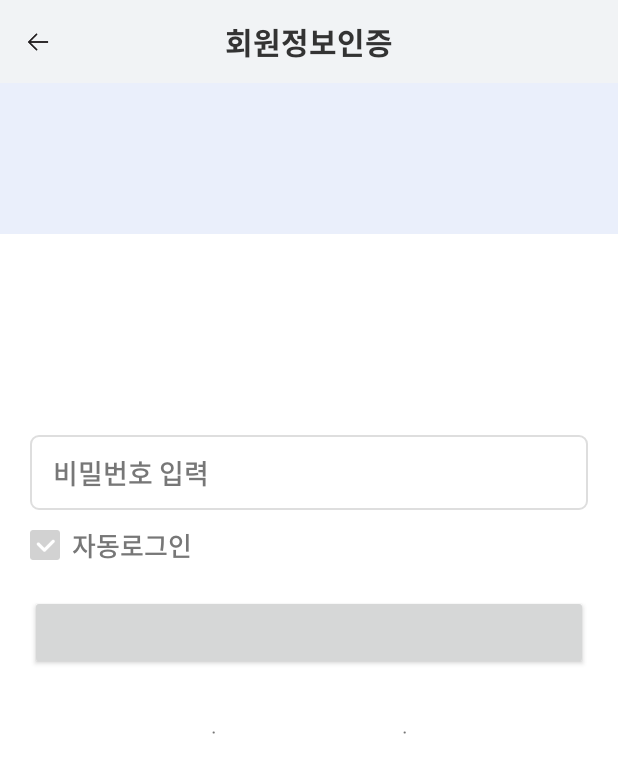
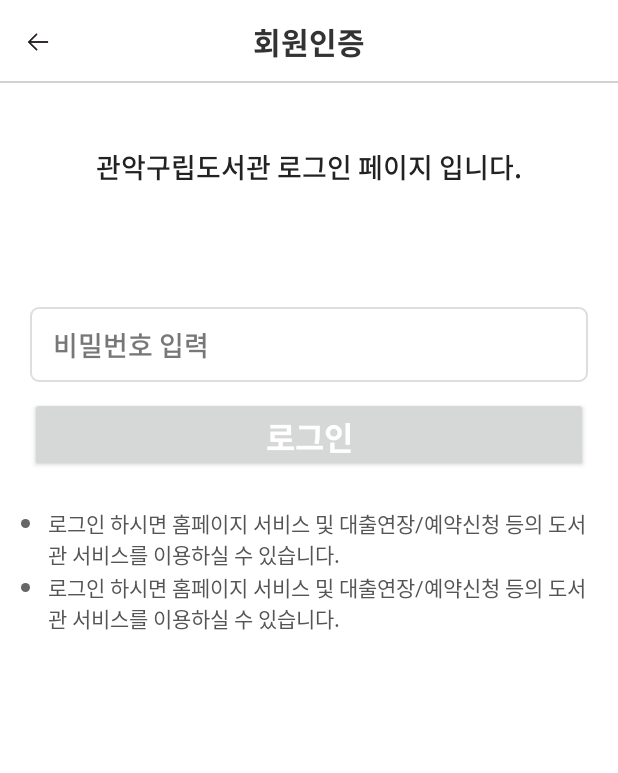
Before and after one commit to hohoyjh123/kalib, an Android app: the LoginActivity screen opened directly, with no data from a screen before it, on a phone screen of 412 x 824 dp. Shown: the top 773 px of the screen. Run offline under Robolectric (Android 15) with nearby library versions, the phone set to English and light mode, and no system bars; our stand-ins replace EventBus, RxJava, data binding; libraries missing offline, so code that uses them is left out: com.orhanobut.logger, jp.wasabeef.glide; network calls fail; pictures from the network do not load; 9 statements that could not run were skipped.

Commit message:
- 회원인증 페이지

```diff
--- a/app/src/main/java/com/yesjnet/gwanak/core/ConstsData.kt
+++ b/app/src/main/java/com/yesjnet/gwanak/core/ConstsData.kt
@@ -93,6 +93,8 @@
             const val FCM = "fcm"
             const val USER_KEY = "userKey"
             const val SWITCH1 = "switch1"
+            const val PUSH_1_YN = "push1Yn"
+            const val PUSH_2_YN = "push2Yn"
             const val PUSH_KEY = "pushkey"
             const val APP_USER_NO = "appUserNo"
             const val APP_USER_NM = "appUserNm"
@@ -118,8 +120,8 @@
             const val SHAKE_FLAG = "SHAKE_FLAG" // 흔들어열기 캐시저장
             const val APP_VERSION = "APP_VERSION" // 앱 최신버전 (서버)
             const val AUTO_LOGIN = "AUTO_LOGIN" // 자동 로그인 (true, false)
-            const val BIOMETRIC_LOGIN = "BIOMETRIC_LOGIN" // 생체 인증로그인
             const val PUSH_ALARM = "PUSH_ALARM" // 푸시 알림 설정
+            const val RE_AGREE_ALARM = "RE_AGREE_ALARM" // 재동의 알림 설정
         }
     }
 
--- a/app/src/main/java/com/yesjnet/gwanak/data/model/GetModel.kt
+++ b/app/src/main/java/com/yesjnet/gwanak/data/model/GetModel.kt
@@ -26,6 +26,7 @@
     @SerializedName("agent") val agent: Int,
     @SerializedName("flag") val flag: String,
     @SerializedName("push1Yn") val push1Yn: String,
+    @SerializedName("push2Yn") val push2Yn: String,
     @SerializedName("userId") val userId: String
 ): Serializable
 
--- a/app/src/main/java/com/yesjnet/gwanak/ui/main/LoginViewModel.kt
+++ b/app/src/main/java/com/yesjnet/gwanak/ui/main/LoginViewModel.kt
@@ -277,6 +277,8 @@
             this[ConstsData.ReqParam.USER_ID] = id
             this[ConstsData.ReqParam.FCM] = deviceToken
             this[ConstsData.ReqParam.USER_KEY] = userKey
+            this[ConstsData.ReqParam.PUSH_1_YN] = EnumApp.FlagYN.NO.flagYN
+            this[ConstsData.ReqParam.PUSH_2_YN] = EnumApp.FlagYN.NO.flagYN
         }
         Logger.d("fcm = $deviceToken")
         val call = etcRepo.postPushKey(params)
--- /dev/null
+++ b/app/src/main/res/drawable/circle_666666.xml
@@ -0,0 +1,15 @@
+<?xml version="1.0" encoding="UTF-8"?>
+<ripple xmlns:android="http://schemas.android.com/apk/res/android"
+    android:color="?attr/colorControlHighlight">
+    <item android:id="@android:id/mask">
+        <shape android:shape="oval">
+            <solid android:color="?attr/colorControlHighlight" />
+            <corners android:radius="20dp" />
+        </shape>
+    </item>
+    <item android:id="@android:id/background">
+        <shape android:shape="oval">
+            <solid android:color="@color/color_666666" />
+        </shape>
+    </item>
+</ripple>
--- a/app/src/main/res/drawable/edittext_cursor.xml
+++ b/app/src/main/res/drawable/edittext_cursor.xml
@@ -1,7 +1,7 @@
 <?xml version="1.0" encoding="utf-8"?>
 <shape xmlns:android="http://schemas.android.com/apk/res/android"
     android:shape="rectangle">
-    <solid android:color="@color/purple_500" />
+    <solid android:color="@color/primary_color" />
     <size android:width="2dp" />
     <corners android:radius="1dp"/>
 </shape>
--- a/app/src/main/res/drawable/switch_track_on.xml
+++ b/app/src/main/res/drawable/switch_track_on.xml
@@ -2,6 +2,6 @@
     android:shape="rectangle">
     <corners android:radius="15dp" />
     <size android:width="60dp" android:height="30dp" />
-    <solid android:color="@color/color_3A3DAA" />
+    <solid android:color="@color/primary_color" />
     <padding android:left="1dp"/>
 </shape>
--- a/app/src/main/res/layout/activity_login.xml
+++ b/app/src/main/res/layout/activity_login.xml
@@ -24,47 +24,19 @@
             <androidx.constraintlayout.widget.ConstraintLayout
                 android:layout_width="match_parent"
                 android:layout_height="wrap_content">
-                <androidx.constraintlayout.widget.ConstraintLayout
-                    android:id="@+id/clDesc"
-                    android:layout_width="match_parent"
-                    android:layout_height="wrap_content"
-                    android:padding="20dp"
-                    android:background="@color/color_EAEFFB"
-                    app:layout_constraintTop_toTopOf="parent">
                 <TextView
                     android:id="@+id/tvDesc1"
                     android:layout_width="0dp"
                     android:layout_height="wrap_content"
-                        android:textSize="19dp"
-                        android:fontFamily="@font/style_bold"
+                    android:layout_marginTop="42dp"
+                    android:gravity="center_horizontal"
+                    android:textSize="18dp"
+                    android:fontFamily="@font/noto_sans_kr_medium"
                     android:textColor="@color/color_222222"
+                    android:text="@string/login_desc_1"
                     app:layout_constraintTop_toTopOf="parent"
                     app:layout_constraintStart_toStartOf="parent"
                     app:layout_constraintEnd_toEndOf="parent"/>
-                    <TextView
-                        android:id="@+id/tvDesc2"
-                        android:layout_width="0dp"
-                        android:layout_height="wrap_content"
-                        android:layout_marginTop="12dp"
-                        android:textSize="17dp"
-                        android:fontFamily="@font/style_regular"
-                        android:textColor="@color/color_777777"
-                        app:layout_constraintTop_toBottomOf="@id/tvDesc1"
-                        app:layout_constraintStart_toStartOf="parent"
-                        app:layout_constraintEnd_toEndOf="parent"/>
-                </androidx.constraintlayout.widget.ConstraintLayout>
-
-                <TextView
-                    android:id="@+id/tvUserLogin"
-                    android:layout_width="wrap_content"
-                    android:layout_height="wrap_content"
-                    android:layout_marginTop="30dp"
-                    android:layout_marginStart="20dp"
-                    android:textSize="18dp"
-                    android:fontFamily="@font/style_bold"
-                    android:textColor="@color/color_333333"
-                    app:layout_constraintTop_toBottomOf="@id/clDesc"
-                    app:layout_constraintStart_toStartOf="parent"/>
 
                 <!-- 아이디 입력 -->
                 <androidx.appcompat.widget.AppCompatEditText
@@ -76,7 +48,7 @@
                     android:layout_marginTop="20dp"
                     android:text="@={viewModel.onBindId}"
                     android:singleLine="true"
-                    app:layout_constraintTop_toBottomOf="@id/tvUserLogin"
+                    app:layout_constraintTop_toBottomOf="@id/tvDesc1"
                     style="@style/DefaultEditText"/>
 
                 <!-- 비밀번호 입력 -->
@@ -99,6 +71,7 @@
                     android:layout_width="match_parent"
                     android:layout_height="wrap_content"
                     android:layout_marginHorizontal="20dp"
+                    android:visibility="gone"
                     app:value="@{@string/auto_login}"
                     app:isChecked="@{viewModel.onAutoLogin}"
                     app:listener="@{activity}"
@@ -113,17 +86,21 @@
                     android:textSize="21dp"
                     android:textColor="@color/white"
                     android:fontFamily="@font/style_bold"
+                    android:text="@string/login"
                     android:onClick="@{() -> viewModel.onClickLogin(viewModel.onBindId, viewModel.onBindPwd)}"
-                    bgColor="@{@color/color_3A3DAA}"
+                    bgColor="@{@color/primary_color}"
                     rippleColor="@{@color/ripple_effect}"
-                    app:layout_constraintTop_toBottomOf="@id/icAutoLogin"/>
+                    app:layout_constraintTop_toBottomOf="@id/icAutoLogin"
+                    tools:background="@color/primary_color"/>
 
+                <!-- 회원가입, 아이디 찾기, 비밀번호 찾기 미사용 숨기기 처리 -->
                 <androidx.constraintlayout.widget.ConstraintLayout
                     android:id="@+id/clIdPwd"
                     android:layout_width="match_parent"
                     android:layout_height="50dp"
                     android:layout_marginTop="16dp"
                     android:layout_marginHorizontal="20dp"
+                    android:visibility="gone"
                     app:layout_constraintTop_toBottomOf="@id/btLogin">
                     <TextView
                         android:id="@+id/tvSignup"
@@ -187,6 +164,32 @@
                         app:layout_constraintStart_toEndOf="@id/tvDot2"
                         app:layout_constraintEnd_toEndOf="parent"/>
                 </androidx.constraintlayout.widget.ConstraintLayout>
+
+                <include
+                    android:id="@+id/icDotInfo1"
+                    layout="@layout/layout_dot_text_info"
+                    android:layout_width="match_parent"
+                    android:layout_height="wrap_content"
+                    android:layout_marginTop="24dp"
+                    android:layout_marginHorizontal="14dp"
+                    app:value="@{@string/login_caption_1}"
+                    app:textColor="@{@color/color_555555}"
+                    app:dotColor="@{@drawable/circle_666666}"
+                    app:layout_constraintTop_toBottomOf="@+id/clIdPwd"
+                    app:layout_constraintLeft_toLeftOf="parent"/>
+                <include
+                    android:id="@+id/icDotInfo2"
+                    layout="@layout/layout_dot_text_info"
+                    android:layout_width="match_parent"
+                    android:layout_height="wrap_content"
+                    android:layout_marginTop="1dp"
+                    android:layout_marginHorizontal="14dp"
+                    app:value="@{@string/login_caption_1}"
+                    app:textColor="@{@color/color_555555}"
+                    app:dotColor="@{@drawable/circle_666666}"
+                    app:layout_constraintTop_toBottomOf="@+id/icDotInfo1"
+                    app:layout_constraintLeft_toLeftOf="parent"/>
+
             </androidx.constraintlayout.widget.ConstraintLayout>
         </androidx.core.widget.NestedScrollView>
 
--- a/app/src/main/res/layout/layout_appbar.xml
+++ b/app/src/main/res/layout/layout_appbar.xml
@@ -23,7 +23,7 @@
             android:id="@+id/clMain"
             android:layout_width="match_parent"
             android:layout_height="55dp"
-            android:background="@color/color_F1F3F5"
+            android:background="@color/white"
             android:clipToPadding="false"
             android:clipChildren="false"
             app:elevation="0dp">
@@ -124,6 +124,11 @@
                 app:layout_constraintTop_toTopOf="parent"
                 app:layout_constraintBottom_toBottomOf="parent"
                 app:layout_constraintEnd_toStartOf="@id/ibtRight" />
+            <View
+                android:layout_width="match_parent"
+                android:layout_height="1dp"
+                android:background="@color/color_D2D2D2"
+                app:layout_constraintBottom_toBottomOf="parent"/>
         </androidx.constraintlayout.widget.ConstraintLayout>
     </com.google.android.material.appbar.AppBarLayout>
 </layout>
--- /dev/null
+++ b/app/src/main/res/layout/layout_dot_text_info.xml
@@ -0,0 +1,42 @@
+<?xml version="1.0" encoding="utf-8"?>
+<layout xmlns:android="http://schemas.android.com/apk/res/android"
+    xmlns:app="http://schemas.android.com/apk/res-auto"
+    xmlns:tools="http://schemas.android.com/tools">
+
+    <data>
+        <variable name="value" type="String" />
+        <variable name="dotColor" type="android.graphics.drawable.Drawable" />
+        <variable name="textColor" type="Integer" />
+    </data>
+
+    <androidx.constraintlayout.widget.ConstraintLayout
+        android:id="@+id/clMain"
+        android:layout_width="match_parent"
+        android:layout_height="wrap_content"
+        android:orientation="vertical">
+
+        <ImageView
+            android:id="@+id/ivDot"
+            android:layout_width="6dp"
+            android:layout_height="6dp"
+            android:layout_marginTop="7dp"
+            android:src="@{dotColor}"
+            app:layout_constraintLeft_toLeftOf="parent"
+            app:layout_constraintTop_toTopOf="parent" />
+
+        <androidx.appcompat.widget.AppCompatTextView
+            android:id="@+id/tvContent"
+            android:layout_width="0dp"
+            android:layout_height="wrap_content"
+            android:layout_marginStart="12dp"
+            android:fontFamily="sans-serif"
+            android:textStyle="normal"
+            android:textSize="14dp"
+            android:text="@{value}"
+            android:textColor="@{textColor == 0 ? @color/color_555555 : textColor}"
+            tools:text="bla bla bla bla bla bla"
+            app:layout_constraintStart_toEndOf="@+id/ivDot"
+            app:layout_constraintEnd_toEndOf="parent"
+            app:layout_constraintTop_toTopOf="parent"/>
+    </androidx.constraintlayout.widget.ConstraintLayout>
+</layout>
--- a/app/src/main/res/values/colors.xml
+++ b/app/src/main/res/values/colors.xml
@@ -1,5 +1,6 @@
 <?xml version="1.0" encoding="utf-8"?>
 <resources>
+    <color name="primary_color">@color/color_E4007F</color>
     <color name="purple_200">#FFBB86FC</color>
     <color name="purple_500">#FF6200EE</color>
     <color name="purple_700">#FF3700B3</color>
@@ -58,6 +59,6 @@
     <color name="color_CCCCCC">#CCCCCC</color>
     <color name="color_EEEDED">#EEEDED</color>
     <color name="color_F8F8F8">#F8F8F8</color>
-
     <color name="color_E4007F">#E4007F</color>
+    <color name="color_FFF8FC">#FFF8FC</color>
 </resources>
--- a/app/src/main/res/values/strings.xml
+++ b/app/src/main/res/values/strings.xml
@@ -12,10 +12,6 @@
     <string name="my_library">나의도서관</string>
     <string name="setting">설정</string>
     <string name="menu">메뉴</string>
-    <string name="pwd_input_hint">비밀번호 입력</string>
-    <string name="login_title">회원정보인증</string>
-    <string name="login_fail_error">로그인 정보가 올바르지 않거나 가입된 회원이 아닙니다</string>
-    <string name="login_success_msg">로그인 되었습니다.</string>
     <string name="device_info_error">푸시키를 다시 확인하세요.</string>
     <string name="alarm">알림</string>
     <string name="activity_finish_message">종료하시겠습니까?</string>
@@ -28,6 +24,17 @@
     <string name="permission_location">위치 정보 제공을 받으시려면\n우측 하단 [설정] 버튼을 누른 후,\n위치 권한을 허용해주세요!</string>
     <string name="intro_title">관악문화재단</string>
     <string name="intro_desc">관악구통합도서관</string>
+
+    <!-- 회원정보인증 -->
+    <string name="login_title">회원인증</string>
+    <string name="login_desc_1">관악구립도서관 로그인 페이지 입니다.</string>
+    <string name="login_caption_1">로그인 하시면 홈페이지 서비스 및 대출연장/예약신청 등의 도서관 서비스를 이용하실 수 있습니다.</string>
+    <string name="login_caption_2">로그인 정보가 기억나지 않는 경우 아이디 찾기 또는 비밀번호 재설정을 통해 확인하실 수 있습니다.</string>
+    <string name="id_input_hint">아이디 입력</string>
+    <string name="pwd_input_hint">비밀번호 입력</string>
+    <string name="login_fail_error">아이디 또는 비밀번호를 다시 확인하세요</string>
+    <string name="login_success_msg">로그인 되었습니다.</string>
+    <string name="login_error_associate_member_msg">도서관 정회원만 이용 가능합니다.</string>
 
     <!-- 설정 -->
     <string name="account">계정</string>
--- a/app/src/main/res/values/themes.xml
+++ b/app/src/main/res/values/themes.xml
@@ -2,8 +2,8 @@
     <!-- Base application theme. -->
     <style name="AppTheme" parent="Theme.MaterialComponents.DayNight.DarkActionBar">
         <!-- Primary brand color. -->
-        <item name="colorPrimary">@color/purple_500</item>
-        <item name="colorPrimaryVariant">@color/purple_700</item>
+        <item name="colorPrimary">@color/color_E4007F</item>
+        <item name="colorPrimaryVariant">@color/color_E4007F</item>
         <item name="colorOnPrimary">@color/white</item>
         <!-- Secondary brand color. -->
         <item name="colorSecondary">@color/teal_200</item>
```
Also changed, not shown: app/src/main/java/com/yesjnet/gwanak/ui/main/MainActivity.kt (+0 -26 lines), app/src/main/java/com/yesjnet/gwanak/ui/main/SettingActivity.kt (+40 -22 lines), app/src/main/java/com/yesjnet/gwanak/ui/main/SettingViewModel.kt (+24 -8 lines), app/src/main/java/com/yesjnet/gwanak/util/RSACryptor.kt (+87 -128 lines), app/src/main/res/layout/activity_setting.xml (+27 -10 lines). Lines whose indentation alone changed are shown as unchanged.
